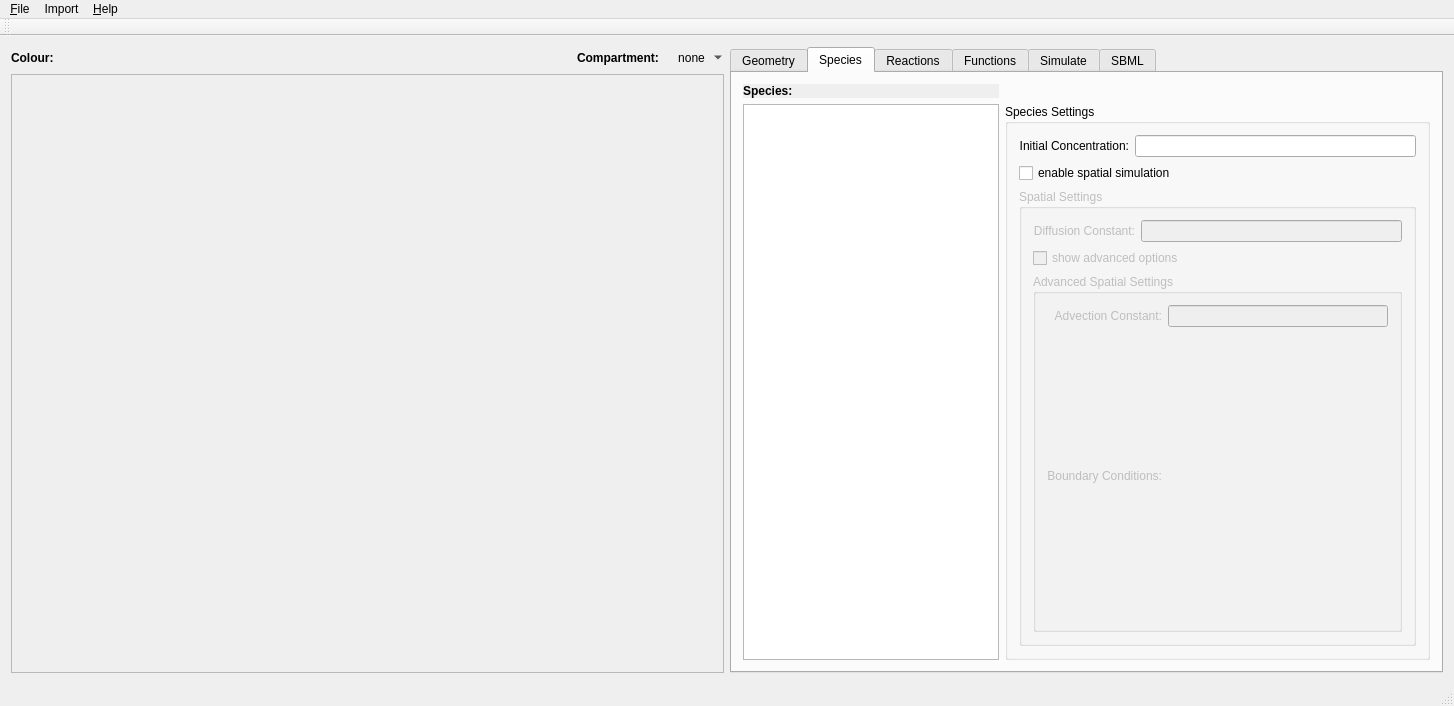
Old version of the form ui/mainwindow.ui in the repository spatial-model-editor/spatial-model-editor.
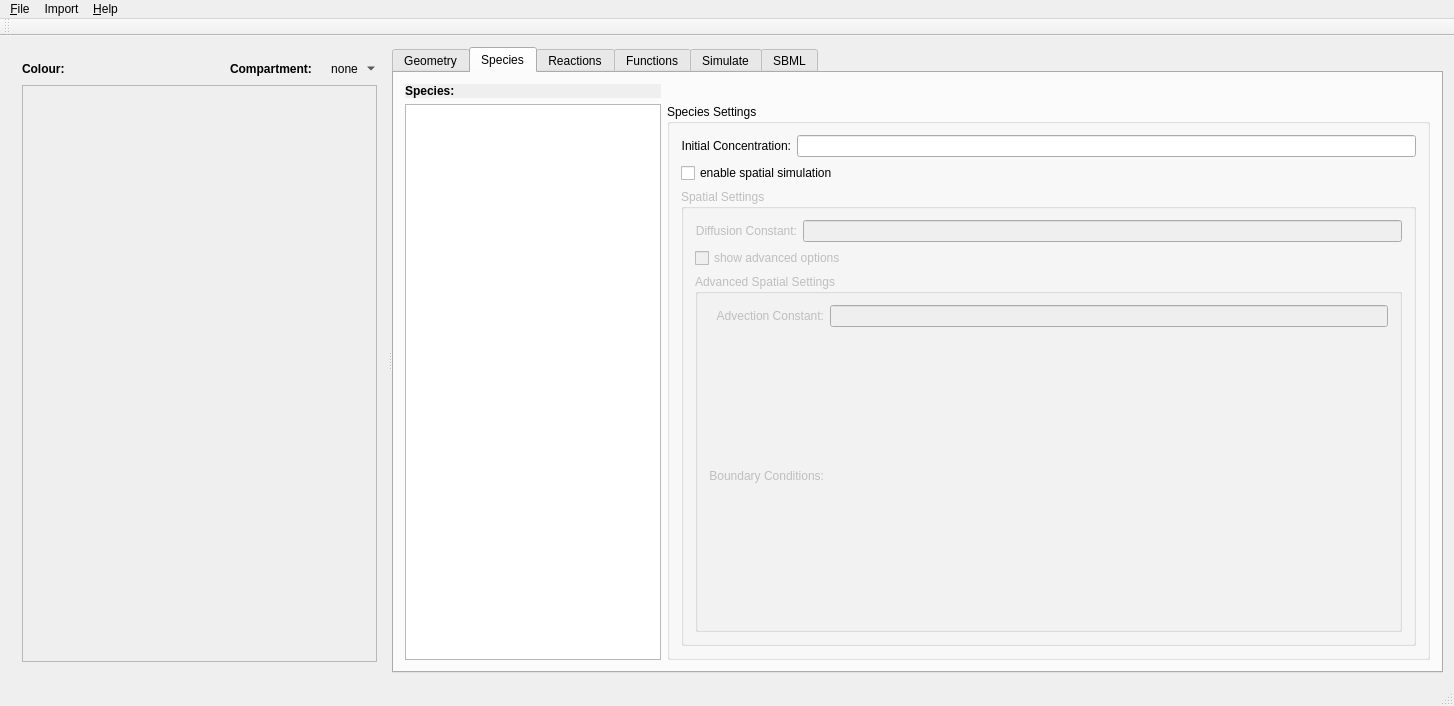
New version of the form. The open tabs and pages were chosen to show the change. Custom widgets are drawn as their Qt base class.

Commit message: display species as tree view, fix stoichiometric factors

What changed in the file:
```diff
--- a/ui/mainwindow.ui
+++ b/ui/mainwindow.ui
@@ -16,7 +16,12 @@
   <widget class="QWidget" name="centralWidget">
    <layout class="QHBoxLayout" name="horizontalLayout">
     <item>
-     <layout class="QGridLayout" name="gridLayout_2">
+     <widget class="QSplitter" name="splitter">
+      <property name="orientation">
+       <enum>Qt::Horizontal</enum>
+      </property>
+      <widget class="QWidget" name="">
+       <layout class="QGridLayout" name="gridCompartments">
       <item row="0" column="2">
        <widget class="QLabel" name="lblCompartment">
         <property name="font">
@@ -108,7 +113,7 @@
       <item row="1" column="0" colspan="5">
        <widget class="QLabelMousetracker" name="lblGeometry">
         <property name="sizePolicy">
-         <sizepolicy hsizetype="Expanding" vsizetype="Preferred">
+           <sizepolicy hsizetype="Preferred" vsizetype="Preferred">
           <horstretch>0</horstretch>
           <verstretch>0</verstretch>
          </sizepolicy>
@@ -138,7 +143,7 @@
          <enum>Qt::PlainText</enum>
         </property>
         <property name="scaledContents">
-         <bool>true</bool>
+           <bool>false</bool>
         </property>
         <property name="alignment">
          <set>Qt::AlignCenter</set>
@@ -149,11 +154,16 @@
        </widget>
       </item>
      </layout>
-    </item>
-    <item>
+      </widget>
      <widget class="QTabWidget" name="tabMain">
+       <property name="sizePolicy">
+        <sizepolicy hsizetype="Preferred" vsizetype="Preferred">
+         <horstretch>0</horstretch>
+         <verstretch>0</verstretch>
+        </sizepolicy>
+       </property>
       <property name="currentIndex">
-       <number>2</number>
+        <number>0</number>
       </property>
       <widget class="QWidget" name="tabGeometry">
        <attribute name="title">
@@ -302,13 +312,24 @@
            </widget>
           </item>
           <item row="1" column="0">
-           <widget class="QListWidget" name="listSpecies">
+            <widget class="QTreeWidget" name="listSpecies">
             <property name="sizePolicy">
              <sizepolicy hsizetype="Minimum" vsizetype="Expanding">
               <horstretch>0</horstretch>
               <verstretch>0</verstretch>
              </sizepolicy>
             </property>
+             <property name="editTriggers">
+              <set>QAbstractItemView::NoEditTriggers</set>
+             </property>
+             <property name="headerHidden">
+              <bool>true</bool>
+             </property>
+             <column>
+              <property name="text">
+               <string notr="true">1</string>
+              </property>
+             </column>
            </widget>
           </item>
          </layout>
@@ -582,6 +603,7 @@
          <widget class="QTextBrowser" name="txtSBML"/>
         </item>
        </layout>
+       </widget>
       </widget>
      </widget>
     </item>
```
Lines whose indentation alone changed are shown as unchanged. The commit also changes 9 other files.
